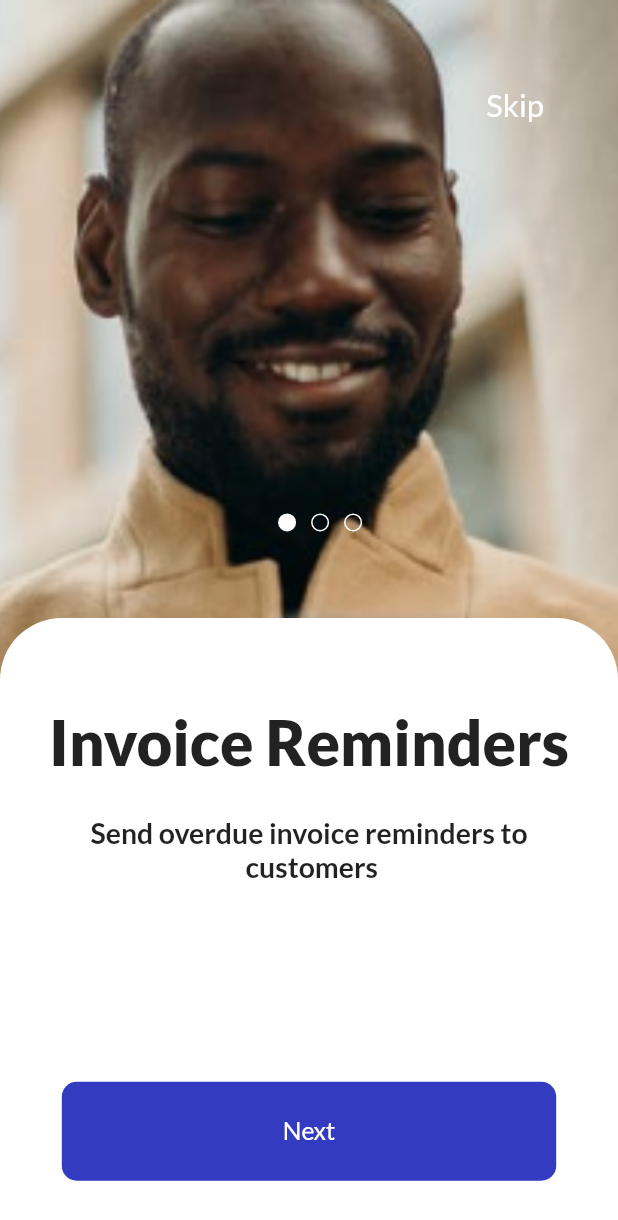
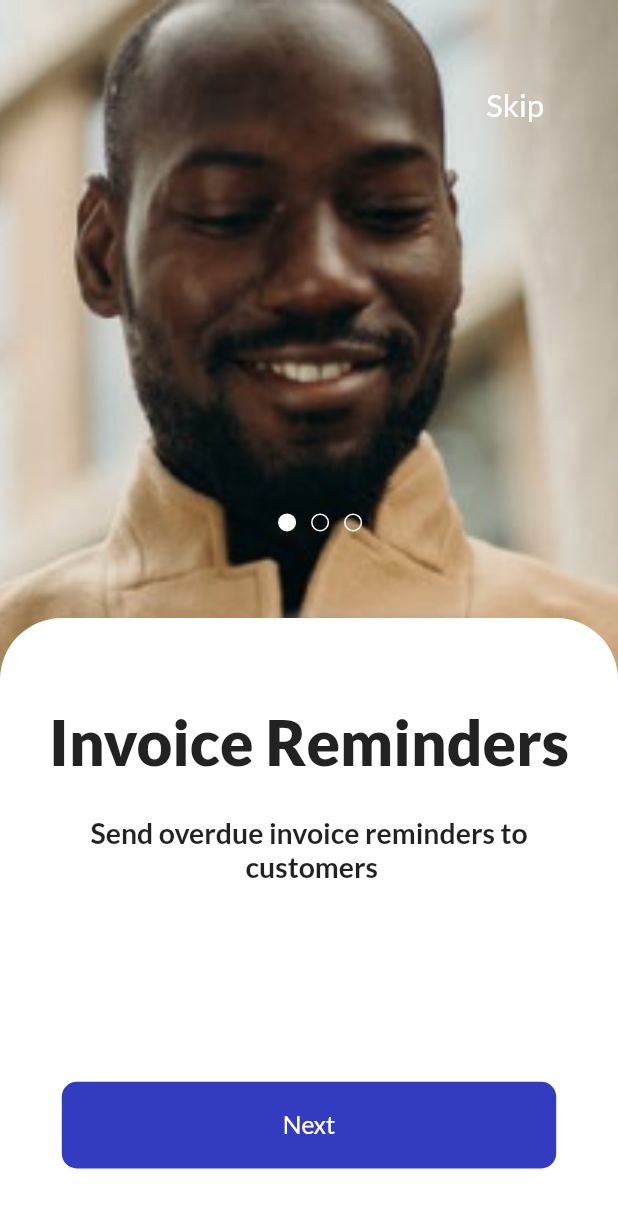
Before and after one commit to rexthecoder/mycustomers, a Flutter app: the screen it shows after launch, after a tap on "Get Started", on a phone screen of 412 x 824 dp. Shown: the top 1220 px of the screen. Run offline on Flutter 3.47's test engine with Material 2 defaults, Android fonts, the phone set to English and light mode, and no system bars; our stand-ins replace contacts_service, device_preview, flare_flutter, flutter_screenutil, flutter_svg, get_it and 8 more; missing offline and left inert: observable_ish, stacked_hooks; statements that could not run were skipped.

Commit message:
change button height

```diff
--- a/lib/ui/shared/const_widget.dart
+++ b/lib/ui/shared/const_widget.dart
@@ -26,7 +26,7 @@ Widget btnHome(String btnText, context) {
   double screenHeight = MediaQuery.of(context).size.height / 100;
   double screenWidth = MediaQuery.of(context).size.width / 100;
   return Container(
-    height: screenHeight * 8,
+    height: screenHeight * 7,
     width: screenWidth * 80,
     decoration: BoxDecoration(
         borderRadius: BorderRadius.circular(10), color: Color(0xFF333CC1)),
```
